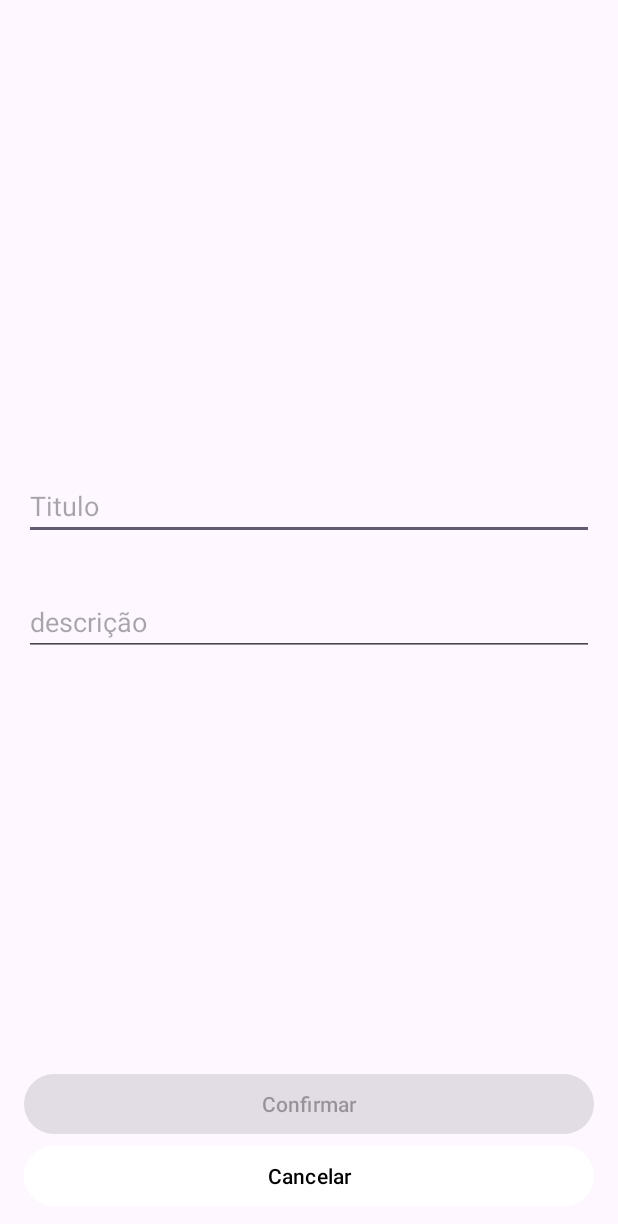
After one commit to jounheringer/android_taskflow, an Android app: the AddTaskActivity screen opened directly, with no data from a screen before it, on a phone screen of 412 x 824 dp. The commit adds this screen. Shown: the top 1224 px of the screen. Run offline under Robolectric (Android 15) with nearby library versions, the phone set to English and light mode, and no system bars.

Commit message:
feat: Implement add task screen and navigation
Adds a new screen for creating tasks and integrates it with the main screen.

- Create `AddTaskActivity` to handle the UI and logic for adding new tasks.
- Implement `add_activity_main.xml`, a new layout with text fields for title and description, and buttons for confirming or canceling.
- The confirm button is enabled only when the title field is not empty.
- Register `AddTaskActivity` in `AndroidManifest.xml`.
- Add an `onClick` listener to the `FloatingActionButton` in `MainActivity` to launch `AddTaskActivity`.

```diff
--- a/app/src/main/AndroidManifest.xml
+++ b/app/src/main/AndroidManifest.xml
@@ -20,6 +20,11 @@
                 <category android:name="android.intent.category.LAUNCHER" />
             </intent-filter>
         </activity>
+        <activity
+            android:name=".AddTaskActivity"
+            android:exported="true">
+
+        </activity>
     </application>
 
 </manifest>
--- /dev/null
+++ b/app/src/main/java/com/reringuy/taskflow/AddTaskActivity.kt
@@ -0,0 +1,33 @@
+package com.reringuy.taskflow
+
+import android.os.Bundle
+import android.widget.Button
+import androidx.activity.enableEdgeToEdge
+import androidx.appcompat.app.AppCompatActivity
+import androidx.core.widget.addTextChangedListener
+import com.google.android.material.textfield.TextInputEditText
+
+class AddTaskActivity: AppCompatActivity() {
+    override fun onCreate(savedInstanceState: Bundle?) {
+        super.onCreate(savedInstanceState)
+        enableEdgeToEdge()
+        setContentView(R.layout.add_activity_main)
+
+        val cancelButton = findViewById<Button>(R.id.add_task_button_cancel)
+        val confirmButton = findViewById<Button>(R.id.add_task_button_confirm)
+        val titleTextField = findViewById<TextInputEditText>(R.id.textInputEditText)
+
+
+        titleTextField.addTextChangedListener { text ->
+            confirmButton.isEnabled = !text.isNullOrBlank()
+        }
+
+        confirmButton.setOnClickListener {
+            finish()
+        }
+
+        cancelButton.setOnClickListener {
+            finish()
+        }
+    }
+}
--- a/app/src/main/java/com/reringuy/taskflow/MainActivity.kt
+++ b/app/src/main/java/com/reringuy/taskflow/MainActivity.kt
@@ -1,5 +1,6 @@
 package com.reringuy.taskflow
 
+import android.content.Intent
 import android.os.Bundle
 import androidx.activity.enableEdgeToEdge
 import androidx.appcompat.app.AppCompatActivity
@@ -7,6 +8,7 @@ import androidx.core.view.ViewCompat
 import androidx.core.view.WindowInsetsCompat
 import androidx.recyclerview.widget.LinearLayoutManager
 import androidx.recyclerview.widget.RecyclerView
+import com.google.android.material.floatingactionbutton.FloatingActionButton
 import com.reringuy.taskflow.data.entities.Task
 import com.reringuy.taskflow.ui.components.TaskCardAdapter
 
@@ -52,5 +54,10 @@ class MainActivity : AppCompatActivity() {
         recyclerView.layoutManager = LinearLayoutManager(this)
         recyclerView.adapter = taskCardAdapter
 
+        val addFloatingButton = findViewById<FloatingActionButton>(R.id.activitiy_main_floating_action_button)
+
+        addFloatingButton.setOnClickListener {
+            startActivity(Intent(this, AddTaskActivity::class.java))
+        }
     }
 }
--- /dev/null
+++ b/app/src/main/res/layout/add_activity_main.xml
@@ -0,0 +1,57 @@
+<?xml version="1.0" encoding="utf-8"?>
+<androidx.constraintlayout.widget.ConstraintLayout xmlns:android="http://schemas.android.com/apk/res/android"
+    xmlns:app="http://schemas.android.com/apk/res-auto"
+    android:id="@+id/add_main"
+    android:layout_width="match_parent"
+    android:layout_height="match_parent"
+    android:padding="16dp">
+
+
+    <com.google.android.material.textfield.TextInputEditText
+        android:id="@+id/textInputEditText"
+        android:layout_width="fill_parent"
+        android:layout_height="wrap_content"
+        android:hint="Titulo"
+        android:inputType="text"
+        android:singleLine="true"
+        app:layout_constraintBottom_toBottomOf="parent"
+        app:layout_constraintEnd_toEndOf="parent"
+        app:layout_constraintStart_toStartOf="parent"
+        app:layout_constraintTop_toTopOf="parent"
+        app:layout_constraintVertical_bias="0.4" />
+
+    <com.google.android.material.textfield.TextInputEditText
+        android:id="@+id/descriptionEditText"
+        android:layout_width="match_parent"
+        android:layout_height="wrap_content"
+        android:layout_marginTop="32dp"
+        android:hint="descrição"
+        android:inputType="text"
+        android:singleLine="false"
+        app:layout_constraintEnd_toEndOf="parent"
+        app:layout_constraintHorizontal_bias="0.0"
+        app:layout_constraintStart_toStartOf="parent"
+        app:layout_constraintTop_toBottomOf="@+id/textInputEditText" />
+
+    <Button
+        android:id="@+id/add_task_button_confirm"
+        android:layout_width="match_parent"
+        android:layout_height="wrap_content"
+        android:enabled="false"
+        android:text="Confirmar"
+        app:layout_constraintBottom_toTopOf="@+id/add_task_button_cancel"
+        app:layout_constraintEnd_toEndOf="parent"
+        app:layout_constraintStart_toStartOf="parent" />
+
+    <Button
+        android:id="@+id/add_task_button_cancel"
+        android:layout_width="match_parent"
+        android:layout_height="wrap_content"
+        android:backgroundTint="@android:color/background_light"
+        android:textColor="@color/black"
+        android:text="Cancelar"
+        app:layout_constraintBottom_toBottomOf="@+id/add_main"
+        app:layout_constraintEnd_toEndOf="parent"
+        app:layout_constraintStart_toStartOf="parent" />
+
+</androidx.constraintlayout.widget.ConstraintLayout>
```
